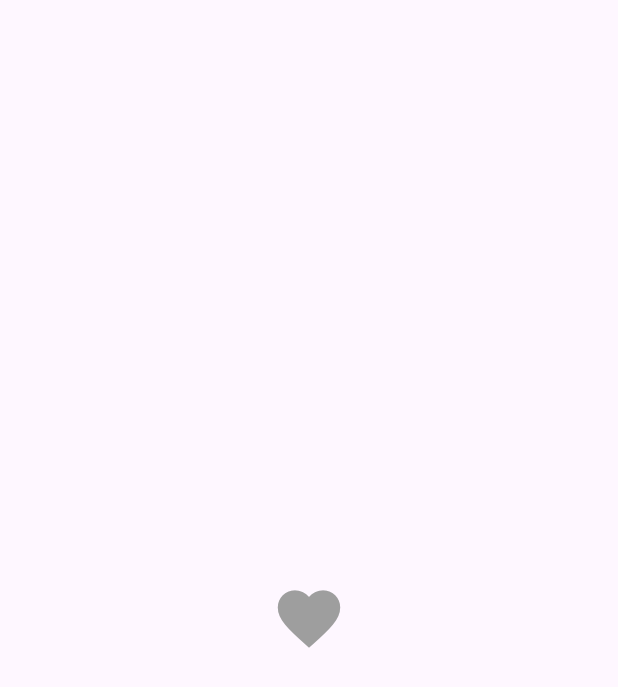
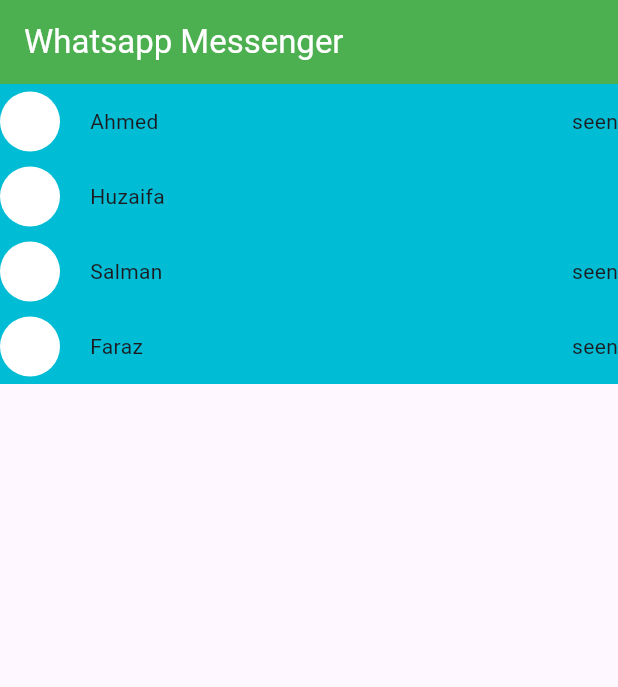
Before and after one commit to hasfarwork/Flutter-assignments, a Flutter app: the screen it shows after launch, on a phone screen of 412 x 824 dp. Shown: the top 687 px of the screen. Run offline on Flutter 3.47's test engine with Material 3 defaults, Android fonts, the phone set to English and light mode, and no system bars.

Commit message:
whats app structure

```diff
--- a/lib/counter_widget.dart
+++ /dev/null
@@ -1,44 +0,0 @@
-import 'package:flutter/material.dart';
-
-class CounterWidget extends StatefulWidget {
-  const CounterWidget({super.key});
-
-  @override
-  State<CounterWidget> createState() => _MyWidgetState();
-}
-
-class _MyWidgetState extends State<CounterWidget> {
-  bool isfavorite = false;
-  @override
-  Widget build(BuildContext context) {
-    return Scaffold(
-      body: Center(
-        child: Column(
-          mainAxisAlignment: MainAxisAlignment.center,
-          children: [
-            IconButton(
-              onPressed: () {
-                isfavorite = !isfavorite;
-                setState(() {});
-                ;
-              },
-              icon: Icon(Icons.favorite),
-              color: isfavorite ? Colors.red : Colors.grey,
-              iconSize: 50,
-            ),
-            //Icon(Icons.favorite, weight: 50, color: Colors.grey, size: 60),
-            //Text("$count"),
-
-            // ElevatedButton(
-            //   onPressed: () {
-            //     count++;
-            //     setState(() {});
-            //   },
-            //   child: Text("Add"),
-            // ),
-          ],
-        ),
-      ),
-    );
-  }
-}
--- /dev/null
+++ b/lib/custom_listview_widget.dart
@@ -0,0 +1,35 @@
+import 'package:flutter/material.dart';
+
+class CustomListView extends StatelessWidget {
+  final String name;
+  final bool isSeenEnable;
+  const CustomListView({
+    super.key,
+    required this.name,
+    this.isSeenEnable = true,
+  });
+
+  @override
+  Widget build(BuildContext context) {
+    return Container(
+      height: 50,
+      color: Colors.cyan,
+      child: Row(
+        mainAxisAlignment: MainAxisAlignment.spaceBetween,
+        children: [
+          Row(
+            //mainAxisAlignment: MainAxisAlignment.spaceEvenly,
+            children: [
+              CircleAvatar(backgroundColor: Colors.white),
+              SizedBox(width: 20),
+              Text(name),
+            ],
+          ),
+
+          // Spacer(),
+          isSeenEnable ? Text("seen") : SizedBox(),
+        ],
+      ),
+    );
+  }
+}
--- a/lib/main.dart
+++ b/lib/main.dart
@@ -1,6 +1,5 @@
-import 'package:firstflutter/counter_widget.dart';
+import 'package:firstflutter/whatapp.dart';
 import 'package:flutter/material.dart';
-
 
 void main() {
   runApp(const MyApp());
@@ -11,6 +10,6 @@ class MyApp extends StatelessWidget {
 
   @override
   Widget build(BuildContext context) {
-    return MaterialApp(home: CounterWidget(), debugShowCheckedModeBanner: false);
+    return MaterialApp(home: Whatsapp(), debugShowCheckedModeBanner: false);
   }
 }
--- /dev/null
+++ b/lib/whatapp.dart
@@ -0,0 +1,27 @@
+import 'package:flutter/material.dart';
+import 'custom_listview_widget.dart';
+
+class Whatsapp extends StatelessWidget {
+  const Whatsapp({super.key});
+
+  @override
+  Widget build(BuildContext context) {
+    return Scaffold(
+      appBar: AppBar(
+        backgroundColor: Colors.green,
+        title: Text(
+          "Whatsapp Messenger",
+          style: TextStyle(color: Colors.white),
+        ),
+      ),
+      body: Column(
+        children: [
+          CustomListView(name: "Ahmed", isSeenEnable: true),
+          CustomListView(name: "Huzaifa", isSeenEnable: false),
+          CustomListView(name: "Salman"),
+          CustomListView(name: "Faraz"),
+        ],
+      ),
+    );
+  }
+}
```
